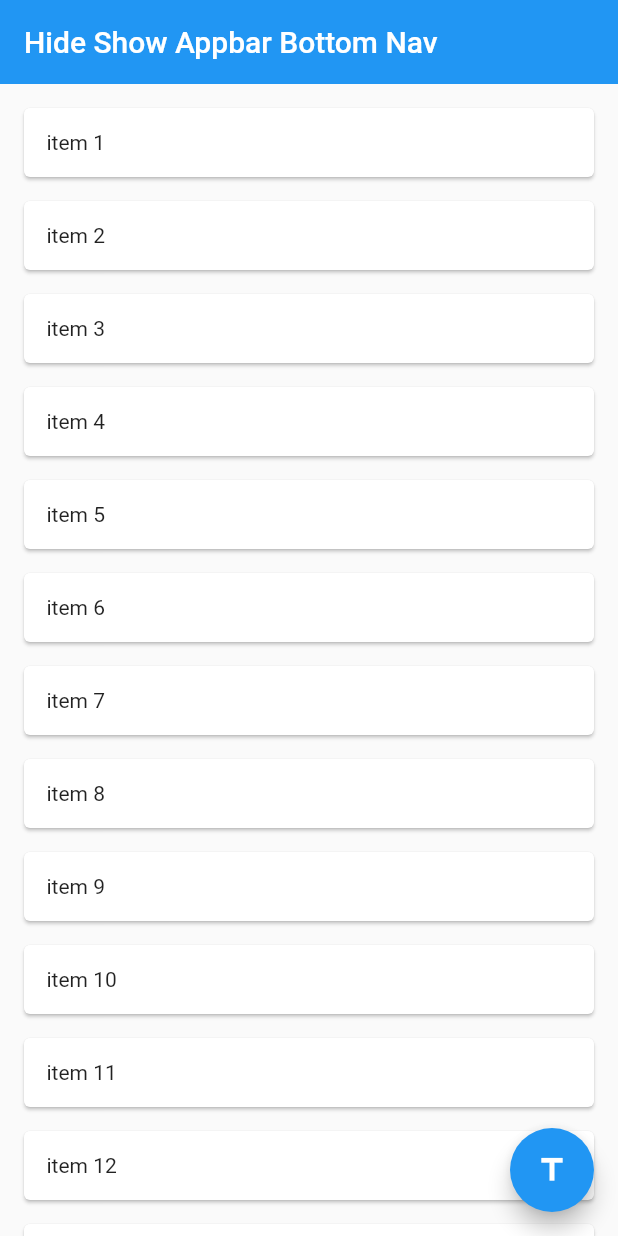
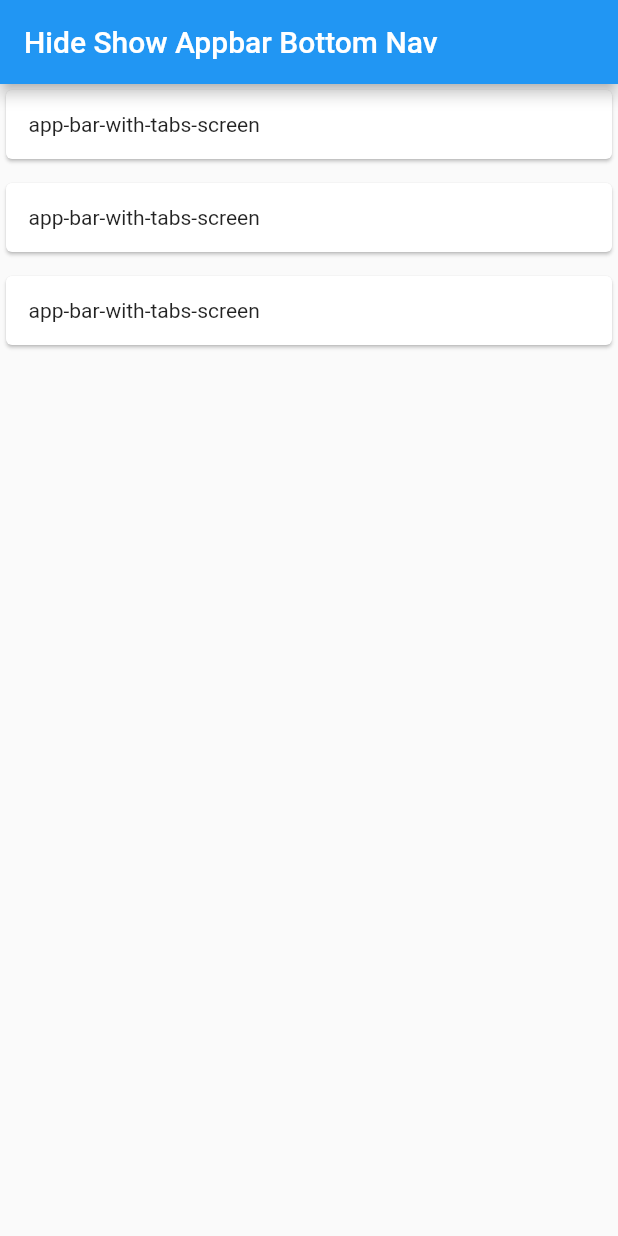
Before and after one commit to MinaSamirCap/Self-Flutter-Hide-Show-App-Bar-Bottom-Nav-Scrolling, a Flutter app: the screen it shows after launch, on a phone screen of 412 x 824 dp. Run offline on Flutter 3.47's test engine with Material 2 defaults, Android fonts, the phone set to English and light mode, and no system bars.

Commit message:
organize code

```diff
--- /dev/null
+++ b/lib/common_widgets.dart
@@ -0,0 +1,5 @@
+import 'package:flutter/material.dart';
+
+Widget buildSeparator(int index) {
+  return const SizedBox(height: 8);
+}
--- /dev/null
+++ b/lib/home_screen.dart
@@ -0,0 +1,53 @@
+import 'package:flutter/material.dart';
+import 'package:self_flutter_hide_show_app_bar_bottom_nav_scrolling/app_bar_with_tabs.dart';
+import 'package:self_flutter_hide_show_app_bar_bottom_nav_scrolling/common_widgets.dart';
+
+class HomeScreen extends StatelessWidget {
+  static const routeName = "home-screen";
+
+  const HomeScreen({Key? key}) : super(key: key);
+  final String title = "Hide Show Appbar Bottom Nav";
+
+  @override
+  Widget build(BuildContext context) {
+    return Scaffold(
+      appBar: AppBar(
+        title: Text(title),
+      ),
+      body: ListView.separated(
+          itemBuilder: (ctx, index) => _buildTutorialCard(ctx, index),
+          separatorBuilder: (ctx, index) => _buildSeparator(index),
+          itemCount: 3),
+    );
+  }
+
+  Widget _buildTutorialCard(BuildContext ctx, int index) {
+    return InkWell(
+        onTap: () {
+          _openScreen(ctx, getRootName(index));
+        },
+        child: Card(
+          child: Container(
+              padding: const EdgeInsets.all(15),
+              child: Text(getRootName(index))),
+        ));
+  }
+
+  Widget _buildSeparator(int index) {
+    return buildSeparator(index);
+  }
+
+  String getRootName(int index) {
+    if (index == 0) {
+      return AppBarWithTabsScreen.routeName;
+    } else if (index == 1) {
+      return AppBarWithTabsScreen.routeName;
+    } else {
+      return AppBarWithTabsScreen.routeName;
+    }
+  }
+
+  void _openScreen(BuildContext ctx, String name) async {
+    await Navigator.of(ctx).pushNamed(name);
+  }
+}
--- a/lib/main.dart
+++ b/lib/main.dart
@@ -1,4 +1,6 @@
 import 'package:flutter/material.dart';
+import 'package:self_flutter_hide_show_app_bar_bottom_nav_scrolling/app_bar_with_tabs.dart';
+import 'package:self_flutter_hide_show_app_bar_bottom_nav_scrolling/home_screen.dart';
 
 void main() {
   runApp(const MyApp());
@@ -10,77 +12,13 @@ class MyApp extends StatelessWidget {
   @override
   Widget build(BuildContext context) {
     return MaterialApp(
-      title: 'Flutter Demo',
       theme: ThemeData(
         primarySwatch: Colors.blue,
       ),
-      home: const MyHomePage(),
+      home: const HomeScreen(),
+      routes: {
+        AppBarWithTabsScreen.routeName: (ctx) => const AppBarWithTabsScreen()
+      },
     );
   }
 }
-
-class MyHomePage extends StatefulWidget {
-  const MyHomePage({Key? key}) : super(key: key);
-
-  @override
-  State<MyHomePage> createState() => _MyHomePageState();
-}
-
-class _MyHomePageState extends State<MyHomePage> {
-  String title = "Hide Show Appbar Bottom Nav";
-
-  @override
-  Widget build(BuildContext context) {
-    return Scaffold(
-      body: NestedScrollView(
-        floatHeaderSlivers: true,
-        headerSliverBuilder: (ctx, innerBoxIsScrolled) => [
-          SliverAppBar(
-            title: Text(title),
-            floating: true,
-            snap: true,
-          ),
-        ],
-        body: _buildListBody(),
-      ),
-      floatingActionButton: FloatingActionButton(
-        onPressed: () {},
-        tooltip: "Dummy",
-        child: const Icon(Icons.title),
-      ), // This trailing comma makes auto-formatting nicer for build methods.
-    );
-  }
-
-  Widget _buildListBody() {
-    return ListView.separated(
-        padding: const EdgeInsets.all(12),
-        itemBuilder: (ctx, index) => _buildCard(index),
-        separatorBuilder: (ctx, index) => _buildSeparator(index),
-        itemCount: 60);
-  }
-
-  Widget _buildCard(int index) {
-    return Card(
-        child: Container(
-            padding: const EdgeInsets.all(15),
-            child: Text("item ${index + 1}")));
-  }
-
-  Widget _buildSeparator(int index) {
-    return const SizedBox(height: 8);
-  }
-}
-
-/// main steps
-/// 1- wrap the body of scaffold in a NestedScrollView ...
-/// 2- convert AppBar to SliverAppBar ...
-///
-/// to enable the app bar to float while we are scrolling
-/// 1- in the SliverAppBar we need to set [floating: true]
-/// 2- Also in NestedScrollView we need to set [floatHeaderSlivers: true]
-///
-/// if we want the app bar to snap we need to set [snap: true]
-/// if we need to set snap to true we have to set float to true also ...
-///
-/// if we want the app bar only snip after user leave the touch of the scrolling
-/// in NestedScrollView we need to remove [floatHeaderSlivers: true]
```
Also changed, not shown: lib/app_bar_with_tabs.dart (added, +154 -0 lines).
